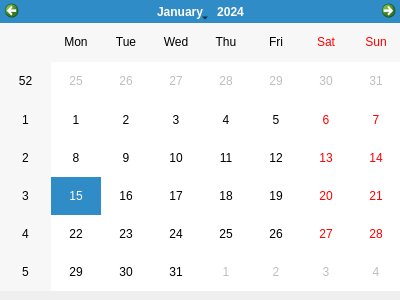
Above: ventanaCalendarioDevolucion.ui from estefaniapenide/DI-Biblioteca before the change. Below: the same form after it.
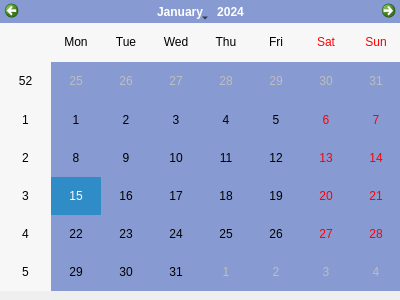
That is the form after the change. Icons and pictures are not drawn.

The edit to the form file:
```diff
--- a/ventanaCalendarioDevolucion.ui
+++ b/ventanaCalendarioDevolucion.ui
@@ -26,6 +26,9 @@
      <height>291</height>
     </rect>
    </property>
+   <property name="styleSheet">
+    <string notr="true">background-color:rgb(135, 154, 209)</string>
+   </property>
   </widget>
  </widget>
  <resources>
```
